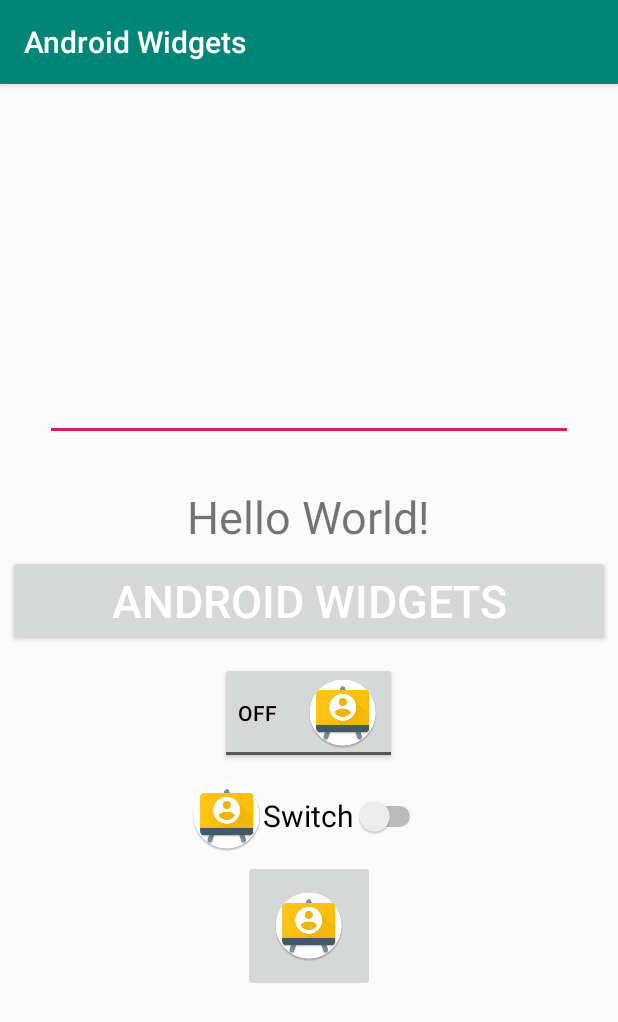
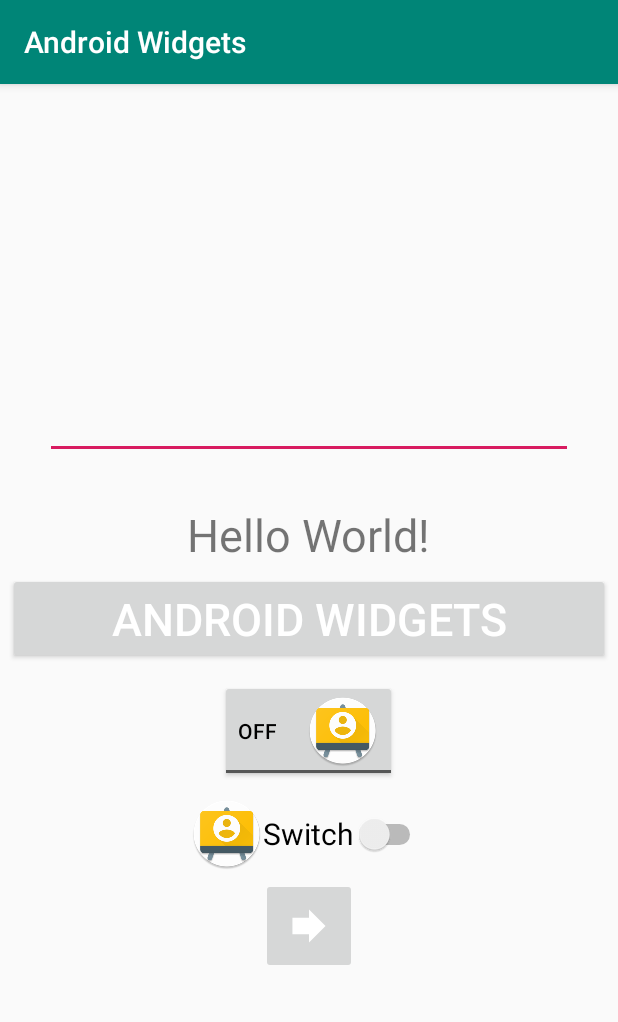
Before and after one commit to gurkay/AndroidWidgets, an Android app: the screen it shows after launch (MainActivity), on a phone screen of 412 x 824 dp. Shown: the top 1022 px of the screen. Run offline under Robolectric (Android 15) with nearby library versions, the phone set to English and light mode, and no system bars.

Commit message:
Add text view component Add edit text component Add button component Add toggle button component Add switch component Change main activity background color Add image button component Passing two values from Activity to another second Activity

```diff
--- /dev/null
+++ b/app/src/main/res/drawable-anydpi-v24/ic_stat_secAct.xml
@@ -0,0 +1,13 @@
+<vector xmlns:android="http://schemas.android.com/apk/res/android"
+    android:width="24dp"
+    android:height="24dp"
+    android:viewportWidth="17.391304"
+    android:viewportHeight="17.391304"
+    android:tint="#FFFFFF">
+  <group android:translateX="-3.3043478"
+      android:translateY="-3.3043478">
+      <path
+          android:fillColor="#FF000000"
+          android:pathData="M12,8V4l8,8 -8,8v-4H4V8z"/>
+  </group>
+</vector>
--- a/app/src/main/res/layout/activity_main.xml
+++ b/app/src/main/res/layout/activity_main.xml
@@ -61,7 +61,7 @@
         android:layout_width="wrap_content"
         android:layout_height="wrap_content"
         android:padding="20dp"
-        android:src="@mipmap/ic_launcher_test"/>
+        android:src="@drawable/ic_stat_secAct"/>
 
 
 </LinearLayout>
```
Also changed, not shown: app/src/main/res/drawable-hdpi/ic_stat_secAct.png (added), app/src/main/res/drawable-mdpi/ic_stat_secAct.png (added), app/src/main/res/drawable-xhdpi/ic_stat_secAct.png (added), app/src/main/res/drawable-xxhdpi/ic_stat_secAct.png (added).
